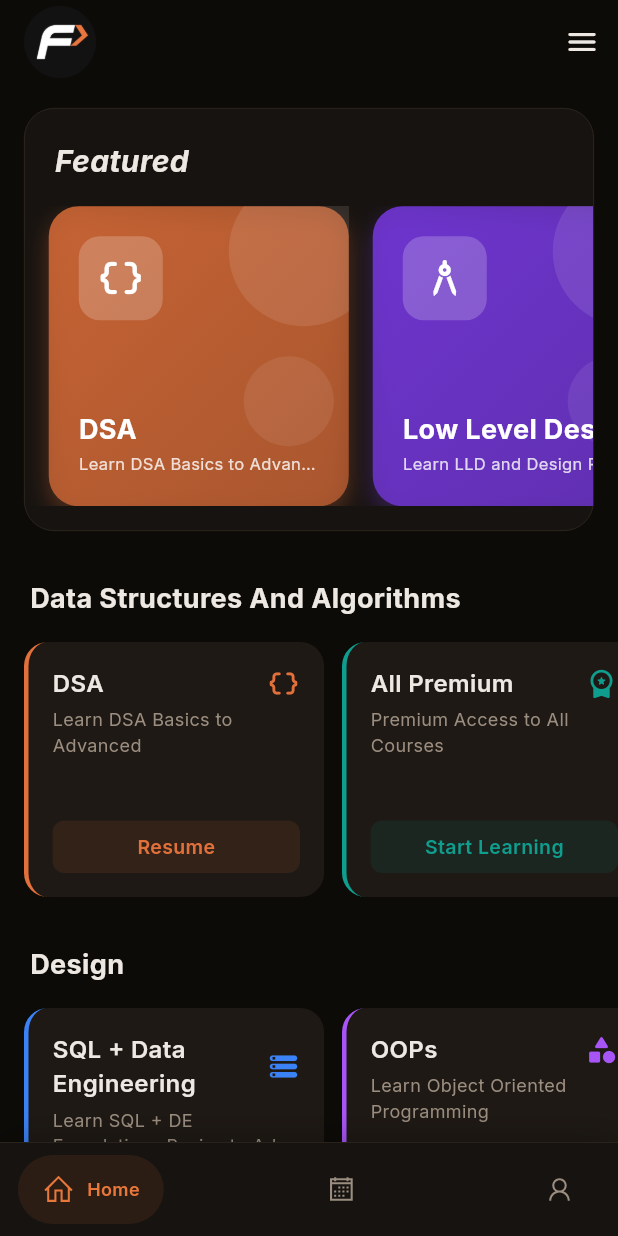
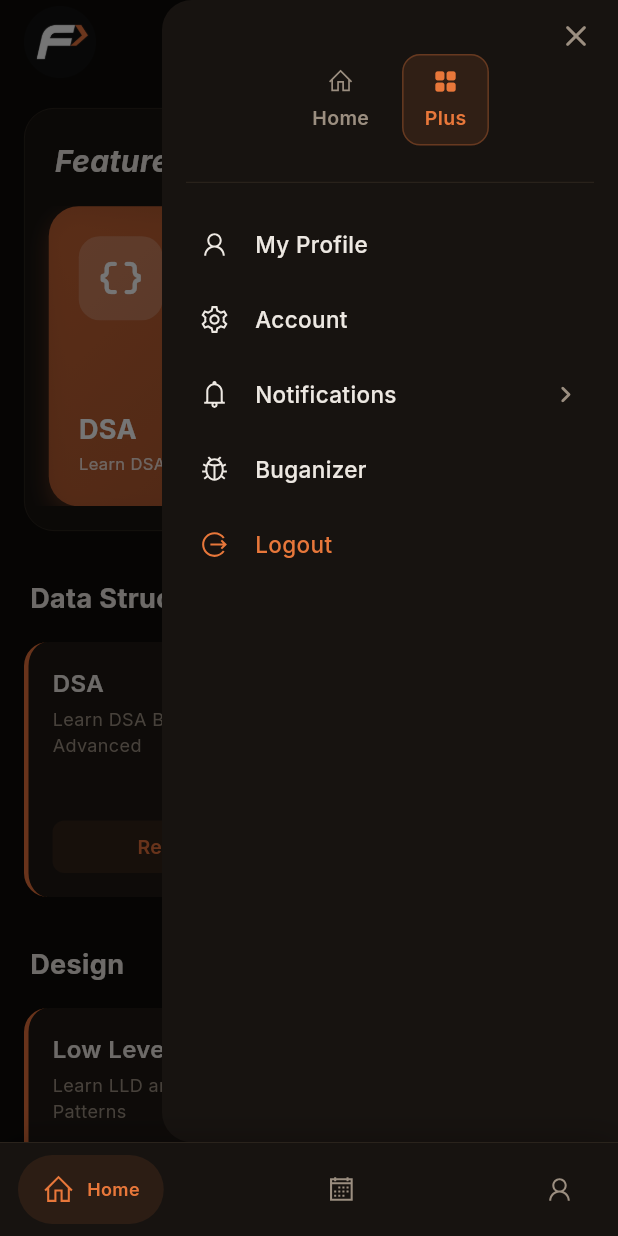
Before and after one commit to anas4519/edtechmvp, a Flutter app: the screen it shows after launch, with the side drawer open (before the commit the screen has no drawer), on a phone screen of 412 x 824 dp. Run offline on Flutter 3.47's test engine with Material 3 defaults, Android fonts, the phone set to English and light mode, and no system bars; drawn by our look-alikes of google_nav_bar; our stand-ins replace equatable, flutter_bloc, google_fonts, line_icons, percent_indicator, table_calendar.

Commit message:
update: home screen ui

```diff
--- a/lib/data/repositories/lld_repository.dart
+++ b/lib/data/repositories/lld_repository.dart
@@ -8,7 +8,7 @@ class LldRepository {
       title: 'Low Level Design',
       subtitle: 'Learn LLD and Design Patterns',
       iconName: 'design',
-      colorValue: 0xFF7C3AED,
+      colorValue: 0xFFE2703A,
       progress: 0.12,
       totalTopics: 20,
       completedTopics: 2,
--- a/lib/features/home/bloc/home_cubit.dart
+++ b/lib/features/home/bloc/home_cubit.dart
@@ -65,7 +65,7 @@ class HomeCubit extends Cubit<HomeState> {
       title: 'SQL + Data Engineering',
       subtitle: 'Learn SQL + DE Foundations Basics to Advanced',
       iconName: 'storage',
-      colorValue: 0xFF3B82F6,
+      colorValue: 0xFF0F9D8E,
       progress: 0.0,
       totalTopics: 80,
       completedTopics: 0,
@@ -76,7 +76,7 @@ class HomeCubit extends Cubit<HomeState> {
       title: 'OOPs',
       subtitle: 'Learn Object Oriented Programming',
       iconName: 'category',
-      colorValue: 0xFFA855F7,
+      colorValue: 0xFF0F9D8E,
       progress: 0.0,
       totalTopics: 30,
       completedTopics: 0,
@@ -86,7 +86,7 @@ class HomeCubit extends Cubit<HomeState> {
       state.copyWith(
         featuredCourses: [dsaCourse, lldCourse, allPremiumCourse],
         dsaCourses: [dsaCourse, allPremiumCourse],
-        designCourses: [sqlCourse, oopsCourse, lldCourse],
+        designCourses: [lldCourse, sqlCourse, oopsCourse],
         isLoading: false,
       ),
     );
--- a/lib/features/home/home_screen.dart
+++ b/lib/features/home/home_screen.dart
@@ -6,6 +6,7 @@ import '../../core/constants/app_colors.dart';
 import '../../data/models/course.dart';
 import '../dsa/dsa_sheet_screen.dart';
 import 'bloc/home_cubit.dart';
+import 'widgets/app_drawer.dart';
 import 'widgets/featured_carousel.dart';
 import 'widgets/course_card.dart';
 import 'widgets/section_header.dart';
@@ -36,7 +37,11 @@ class HomeScreen extends StatelessWidget {
           return const Center(child: CircularProgressIndicator());
         }
 
-        return CustomScrollView(
+        return Scaffold(
+          backgroundColor: Colors.transparent,
+          endDrawer: const AppDrawer(),
+          body: Builder(
+            builder: (scaffoldContext) => CustomScrollView(
               slivers: [
                 // App Bar
                 SliverAppBar(
@@ -55,7 +60,9 @@ class HomeScreen extends StatelessWidget {
                   actions: [
                     IconButton(
                       icon: const Icon(Icons.menu_rounded),
-                  onPressed: () {},
+                      onPressed: () {
+                        Scaffold.of(scaffoldContext).openEndDrawer();
+                      },
                     ),
                   ],
                 ),
@@ -110,7 +117,9 @@ class HomeScreen extends StatelessWidget {
                     crossAxisAlignment: CrossAxisAlignment.start,
                     children: [
                       const SizedBox(height: 24),
-                  const SectionHeader(title: 'Data Structures And Algorithms'),
+                      const SectionHeader(
+                        title: 'Data Structures And Algorithms',
+                      ),
                       const SizedBox(height: 8),
                       SizedBox(
                         height: 170,
@@ -167,6 +176,8 @@ class HomeScreen extends StatelessWidget {
                 // Bottom spacing
                 const SliverToBoxAdapter(child: SizedBox(height: 100)),
               ],
+            ),
+          ),
         );
       },
     );
--- /dev/null
+++ b/lib/features/home/widgets/app_drawer.dart
@@ -0,0 +1,218 @@
+import 'package:flutter/material.dart';
+import 'package:google_fonts/google_fonts.dart';
+import 'package:line_icons/line_icons.dart';
+import '../../../core/constants/app_colors.dart';
+
+class AppDrawer extends StatelessWidget {
+  const AppDrawer({super.key});
+
+  @override
+  Widget build(BuildContext context) {
+    final theme = Theme.of(context);
+    final isDark = theme.brightness == Brightness.dark;
+
+    return Drawer(
+      backgroundColor: isDark ? AppColors.darkSurface : AppColors.lightSurface,
+      shape: const RoundedRectangleBorder(
+        borderRadius: BorderRadius.only(
+          topLeft: Radius.circular(20),
+          bottomLeft: Radius.circular(20),
+        ),
+      ),
+      child: SafeArea(
+        child: Padding(
+          padding: const EdgeInsets.symmetric(horizontal: 16, vertical: 12),
+          child: Column(
+            crossAxisAlignment: CrossAxisAlignment.start,
+            children: [
+              // Header row with Home/Plus tabs and close button
+              _buildHeader(context, isDark),
+              const SizedBox(height: 24),
+              Divider(
+                color: isDark ? AppColors.darkBorder : AppColors.lightBorder,
+                height: 1,
+              ),
+              const SizedBox(height: 16),
+
+              // Menu items
+              _DrawerMenuItem(
+                icon: LineIcons.user,
+                label: 'My Profile',
+                isDark: isDark,
+                onTap: () => Navigator.pop(context),
+              ),
+              _DrawerMenuItem(
+                icon: LineIcons.cog,
+                label: 'Account',
+                isDark: isDark,
+                onTap: () => Navigator.pop(context),
+              ),
+              _DrawerMenuItem(
+                icon: LineIcons.bell,
+                label: 'Notifications',
+                isDark: isDark,
+                trailing: Icon(
+                  Icons.chevron_right_rounded,
+                  color: isDark ? AppColors.textGray : AppColors.textMuted,
+                  size: 22,
+                ),
+                onTap: () => Navigator.pop(context),
+              ),
+              _DrawerMenuItem(
+                icon: LineIcons.bug,
+                label: 'Buganizer',
+                isDark: isDark,
+                onTap: () => Navigator.pop(context),
+              ),
+              _DrawerMenuItem(
+                icon: LineIcons.alternateSignOut,
+                label: 'Logout',
+                isDark: isDark,
+                labelColor: AppColors.amber,
+                onTap: () => Navigator.pop(context),
+              ),
+            ],
+          ),
+        ),
+      ),
+    );
+  }
+
+  Widget _buildHeader(BuildContext context, bool isDark) {
+    return Column(
+      children: [
+        Align(
+          alignment: Alignment.centerRight,
+          child: GestureDetector(
+            onTap: () => Navigator.pop(context),
+            child: Icon(
+              Icons.close_rounded,
+              color: isDark ? AppColors.textGray : AppColors.textMuted,
+              size: 24,
+            ),
+          ),
+        ),
+        Row(
+          mainAxisAlignment: MainAxisAlignment.center,
+          children: [
+            // Home tab
+            _TabChip(
+              icon: LineIcons.home,
+              label: 'Home',
+              isActive: false,
+              isDark: isDark,
+            ),
+            const SizedBox(width: 8),
+            // Plus tab
+            _TabChip(
+              icon: Icons.grid_view_rounded,
+              label: 'Plus',
+              isActive: true,
+              isDark: isDark,
+            ),
+          ],
+        ),
+      ],
+    );
+  }
+}
+
+// ─── Private helper widgets ──────────────────────────────────────────────────
+
+class _TabChip extends StatelessWidget {
+  final IconData icon;
+  final String label;
+  final bool isActive;
+  final bool isDark;
+
+  const _TabChip({
+    required this.icon,
+    required this.label,
+    required this.isActive,
+    required this.isDark,
+  });
+
+  @override
+  Widget build(BuildContext context) {
+    final activeColor = AppColors.amber;
+    final inactiveColor = isDark ? AppColors.textGray : AppColors.textMuted;
+
+    return Container(
+      padding: const EdgeInsets.symmetric(horizontal: 14, vertical: 8),
+      decoration: BoxDecoration(
+        color: isActive
+            ? activeColor.withValues(alpha: 0.12)
+            : Colors.transparent,
+        borderRadius: BorderRadius.circular(12),
+        border: isActive
+            ? Border.all(color: activeColor.withValues(alpha: 0.3))
+            : null,
+      ),
+      child: Column(
+        mainAxisSize: MainAxisSize.min,
+        crossAxisAlignment: CrossAxisAlignment.center,
+        children: [
+          Icon(icon, size: 18, color: isActive ? activeColor : inactiveColor),
+          const SizedBox(height: 6),
+          Text(
+            label,
+            style: GoogleFonts.inter(
+              fontSize: 13,
+              fontWeight: FontWeight.w600,
+              color: isActive ? activeColor : inactiveColor,
+            ),
+          ),
+        ],
+      ),
+    );
+  }
+}
+
+class _DrawerMenuItem extends StatelessWidget {
+  final IconData icon;
+  final String label;
+  final bool isDark;
+  final Color? labelColor;
+  final Widget? trailing;
+  final VoidCallback? onTap;
+
+  const _DrawerMenuItem({
+    required this.icon,
+    required this.label,
+    required this.isDark,
+    this.labelColor,
+    this.trailing,
+    this.onTap,
+  });
+
+  @override
+  Widget build(BuildContext context) {
+    final color =
+        labelColor ?? (isDark ? AppColors.textWhite : AppColors.textDark);
+
+    return InkWell(
+      onTap: onTap,
+      borderRadius: BorderRadius.circular(12),
+      child: Padding(
+        padding: const EdgeInsets.symmetric(vertical: 14, horizontal: 8),
+        child: Row(
+          children: [
+            Icon(icon, size: 22, color: color),
+            const SizedBox(width: 16),
+            Expanded(
+              child: Text(
+                label,
+                style: GoogleFonts.inter(
+                  fontSize: 15,
+                  fontWeight: FontWeight.w500,
+                  color: color,
+                ),
+              ),
+            ),
+            if (trailing != null) trailing!,
+          ],
+        ),
+      ),
+    );
+  }
+}
```
Also changed, not shown: lib/features/planner/planner_screen.dart (+55 -81 lines). Lines whose indentation alone changed are shown as unchanged.
